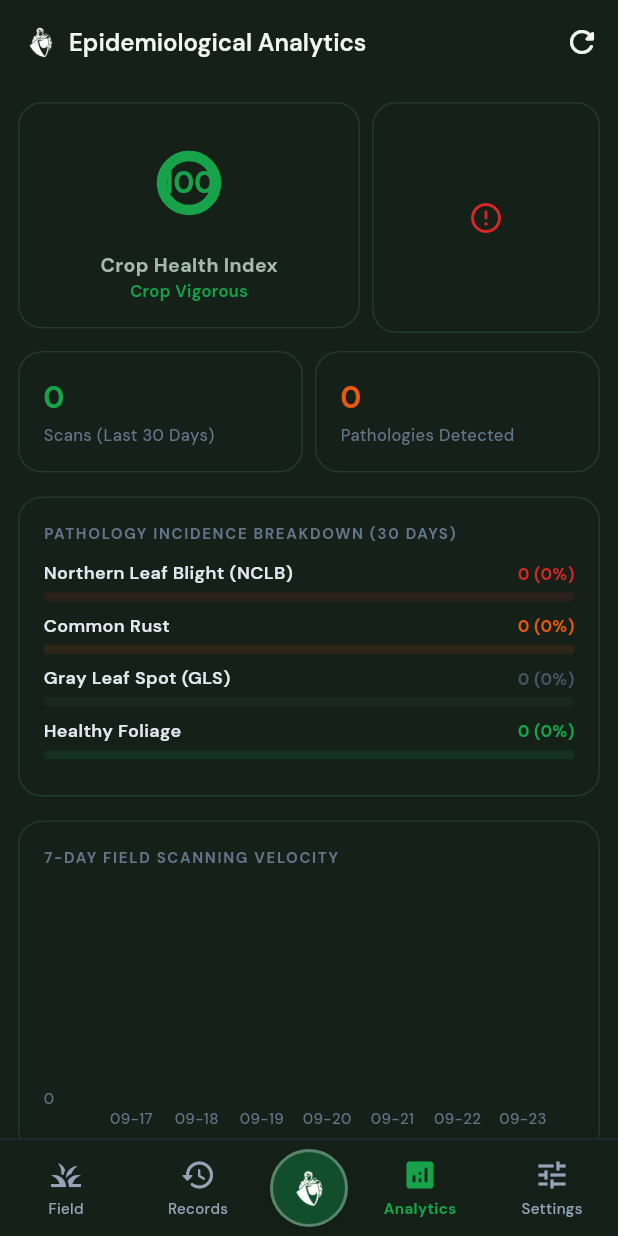
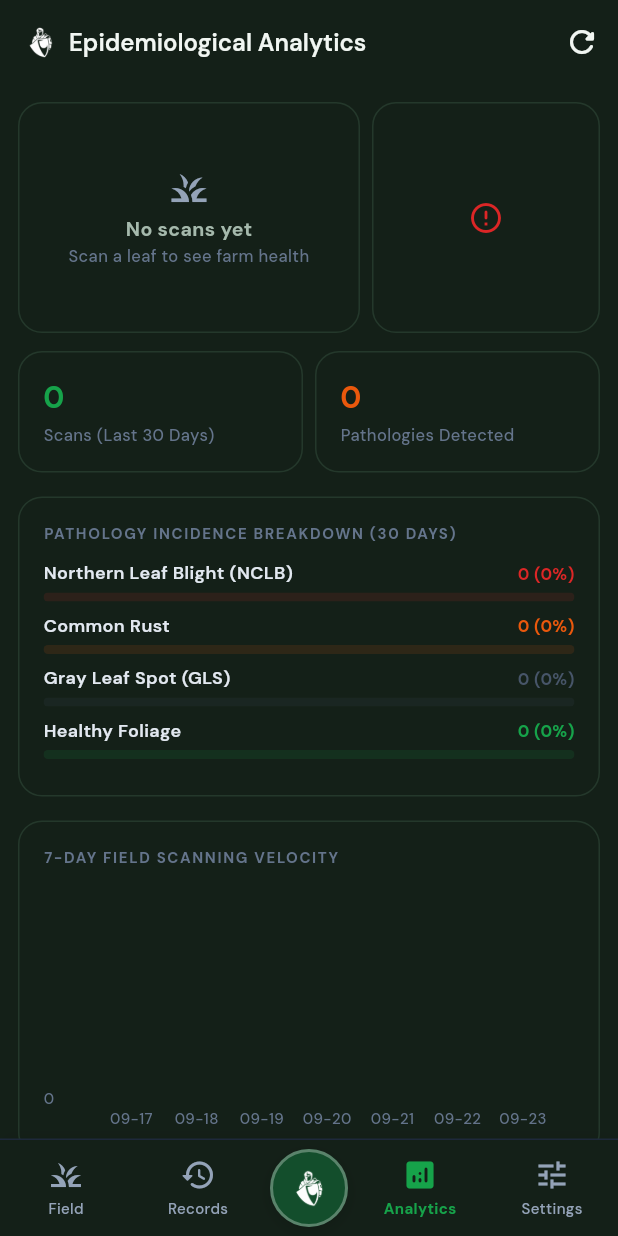
Before and after one commit to ahmaddev-codex/maize-disease-detection, a Flutter app: the screen it shows after launch, after a tap on "Detailed Analytics →", on a phone screen of 412 x 824 dp. Run offline on Flutter 3.47's test engine with Material 3 defaults, Android fonts, the phone set to English and light mode, and no system bars; drawn by our look-alikes of fl_chart; our stand-ins replace audioplayers, camera, flutter_map, flutter_riverpod, flutter_secure_storage, flutter_tts and 7 more; missing offline and left inert: google_mlkit_text_recognition, tflite_flutter; accounts and stored records are empty; statements that could not run were skipped.

Commit message:
fix(mobile): count farm stats by class id so the dashboard is correct (T16)
The dashboard looked up counts by short class name ('NCLB', 'Rust', 'GLS')
while the database stores the full disease name, so every disease bar showed 0
and only Healthy ever appeared. Counting now happens by class_id in a shared
FarmStats used by both Home and the dashboard, so they cannot disagree.

An empty farm reports no health score instead of 100% 'Crop Vigorous', and the
7-day chart buckets scans by local day rather than UTC. Adds database tests
using an in-memory sqflite (sqflite_common_ffi dev dependency).

```diff
--- /dev/null
+++ b/mobile/lib/models/farm_stats.dart
@@ -0,0 +1,21 @@
+/// Class id of the Healthy class (see constants/diseases.dart).
+const int kHealthyClassId = 3;
+
+/// Scan counts per disease class over a window, shared by Home and the dashboard
+/// so both always report the same numbers for the same period.
+class FarmStats {
+  const FarmStats({required this.days, required this.countsByClass});
+
+  final int days;
+  final Map<int, int> countsByClass;
+
+  int get total => countsByClass.values.fold(0, (sum, count) => sum + count);
+  int countFor(int classId) => countsByClass[classId] ?? 0;
+  double shareOf(int classId) => total == 0 ? 0 : countFor(classId) / total;
+
+  int get healthy => countFor(kHealthyClassId);
+  int get diseased => total - healthy;
+
+  /// Null when there are no scans, so the UI shows an empty state instead of 100%.
+  double? get healthRate => total == 0 ? null : healthy / total;
+}
--- a/mobile/lib/providers/app_provider.dart
+++ b/mobile/lib/providers/app_provider.dart
@@ -4,6 +4,7 @@ import 'package:flutter_riverpod/flutter_riverpod.dart';
 import 'package:flutter_secure_storage/flutter_secure_storage.dart';
 import 'package:shared_preferences/shared_preferences.dart';
 import '../config/app_env.dart';
+import '../models/farm_stats.dart';
 import '../models/scan_record.dart';
 import '../services/database_service.dart';
 import 'service_providers.dart';
@@ -256,6 +257,12 @@ class DisplayLanguageNotifier extends StateNotifier<DisplayLanguage> {
   }
 }
 
+// ── Farm statistics (Home and the dashboard share one source) ─────────────────
+final farmStatsProvider = FutureProvider.family<FarmStats, int>((ref, days) async {
+  ref.watch(scanListProvider); // recompute after a scan, delete or clear
+  return ref.watch(databaseServiceProvider).farmStats(days: days);
+});
+
 // ── Health trend (delta health rate: >0.1 improving, <-0.1 worsening) ─────────
 final healthTrendProvider = FutureProvider<double>((ref) async {
   ref.watch(scanListProvider);
--- a/mobile/lib/screens/dashboard_screen.dart
+++ b/mobile/lib/screens/dashboard_screen.dart
@@ -3,8 +3,9 @@ import 'package:flutter/material.dart';
 import 'package:flutter_riverpod/flutter_riverpod.dart';
 import 'package:intl/intl.dart';
 import '../design_system/design_system.dart';
+import '../models/farm_stats.dart';
 import '../providers/app_provider.dart';
-import '../services/database_service.dart';
+import '../providers/service_providers.dart';
 
 class DashboardScreen extends ConsumerStatefulWidget {
   const DashboardScreen({super.key});
@@ -13,7 +14,7 @@ class DashboardScreen extends ConsumerStatefulWidget {
 }
 
 class _DashboardScreenState extends ConsumerState<DashboardScreen> {
-  Map<String, int> _classCounts = {};
+  FarmStats _stats = const FarmStats(days: 30, countsByClass: {});
   Map<String, int> _dailyCounts = {};
   bool _loading = true;
 
@@ -25,22 +26,17 @@ class _DashboardScreenState extends ConsumerState<DashboardScreen> {
 
   Future<void> _load() async {
     if (mounted) setState(() => _loading = true);
-    final results = await Future.wait([
-      DatabaseService.instance.getClassCounts(days: 30),
-      DatabaseService.instance.getDailyScans(days: 7),
-    ]);
+    final db = ref.read(databaseServiceProvider);
+    final stats = await db.farmStats(days: 30);
+    final daily = await db.getDailyScans(days: 7);
     if (mounted) {
       setState(() {
-        _classCounts = results[0];
-        _dailyCounts = results[1];
+        _stats = stats;
+        _dailyCounts = daily;
         _loading = false;
       });
     }
   }
-
-  int get _total => _classCounts.values.fold(0, (a, b) => a + b);
-  int get _healthy => _classCounts['Healthy'] ?? 0;
-  double get _healthScore => _total == 0 ? 100 : (_healthy / _total * 100);
 
   @override
   Widget build(BuildContext context) {
@@ -80,7 +76,7 @@ class _DashboardScreenState extends ConsumerState<DashboardScreen> {
                     children: [
                       Expanded(
                         flex: 3,
-                        child: _HealthScoreCard(score: _healthScore, total: _total),
+                        child: _HealthScoreCard(rate: _stats.healthRate, total: _stats.total),
                       ),
                       const SizedBox(width: AppSpacing.sm),
                       Expanded(
@@ -119,7 +115,7 @@ class _DashboardScreenState extends ConsumerState<DashboardScreen> {
                             crossAxisAlignment: CrossAxisAlignment.start,
                             children: [
                               Text(
-                                '$_total',
+                                '${_stats.total}',
                                 style: AppTypography.h2.copyWith(color: AppColors.emeraldBase),
                               ),
                               const SizedBox(height: 2),
@@ -138,7 +134,7 @@ class _DashboardScreenState extends ConsumerState<DashboardScreen> {
                             crossAxisAlignment: CrossAxisAlignment.start,
                             children: [
                               Text(
-                                '${_total - _healthy}',
+                                '${_stats.diseased}',
                                 style: AppTypography.h2.copyWith(color: AppColors.rust),
                               ),
                               const SizedBox(height: 2),
@@ -169,13 +165,13 @@ class _DashboardScreenState extends ConsumerState<DashboardScreen> {
                         ),
                         const SizedBox(height: AppSpacing.md),
                         ...[
-                          ('Northern Leaf Blight (NCLB)', 'NCLB', AppColors.nclb),
-                          ('Common Rust', 'Rust', AppColors.rust),
-                          ('Gray Leaf Spot (GLS)', 'GLS', AppColors.gls),
-                          ('Healthy Foliage', 'Healthy', AppColors.healthy),
+                          ('Northern Leaf Blight (NCLB)', 0, AppColors.nclb),
+                          ('Common Rust', 1, AppColors.rust),
+                          ('Gray Leaf Spot (GLS)', 2, AppColors.gls),
+                          ('Healthy Foliage', kHealthyClassId, AppColors.healthy),
                         ].map((item) {
-                          final count = _classCounts[item.$2] ?? 0;
-                          final pct = _total > 0 ? count / _total : 0.0;
+                          final count = _stats.countFor(item.$2);
+                          final pct = _stats.shareOf(item.$2);
                           final color = item.$3;
 
                           return Padding(
@@ -341,12 +337,35 @@ class _DashboardScreenState extends ConsumerState<DashboardScreen> {
 }
 
 class _HealthScoreCard extends StatelessWidget {
-  final double score;
+  /// Null when nothing has been scanned yet — showing 100% would be a lie.
+  final double? rate;
   final int total;
-  const _HealthScoreCard({required this.score, required this.total});
+  const _HealthScoreCard({required this.rate, required this.total});
 
   @override
   Widget build(BuildContext context) {
+    if (rate == null) {
+      return AppCard(
+        child: SizedBox(
+          height: 120,
+          child: Column(
+            mainAxisAlignment: MainAxisAlignment.center,
+            children: [
+              const Icon(Icons.grass_outlined, size: 28, color: AppColors.charcoal400),
+              const SizedBox(height: AppSpacing.xs),
+              Text('No scans yet', style: AppTypography.h3.copyWith(fontSize: 13)),
+              Text(
+                'Scan a leaf to see farm health',
+                textAlign: TextAlign.center,
+                style: AppTypography.caption.copyWith(color: AppColors.charcoal500),
+              ),
+            ],
+          ),
+        ),
+      );
+    }
+
+    final score = rate! * 100;
     final color = score >= 70
         ? AppColors.healthy
         : (score >= 40 ? AppColors.warning : AppColors.danger);
--- a/mobile/lib/screens/home_screen.dart
+++ b/mobile/lib/screens/home_screen.dart
@@ -90,10 +90,11 @@ class _HomeScreenState extends ConsumerState<HomeScreen> {
     final isDark  = Theme.of(context).brightness == Brightness.dark;
     final recent  = scans.take(5).toList();
 
-    final total      = scans.length;
-    final healthy    = scans.where((s) => s.classId == 3).length;
-    final healthPct  = total == 0 ? 100 : (healthy / total * 100).round();
-    final diseased   = total - healthy;
+    // Same source and window as the dashboard, so the two always agree (T16).
+    final stats      = ref.watch(farmStatsProvider(30)).valueOrNull;
+    final total      = stats?.total ?? 0;
+    final diseased   = stats?.diseased ?? 0;
+    final healthRate = stats?.healthRate;
 
     return Scaffold(
       backgroundColor: isDark ? AppColors.surfaceDark : AppColors.surface,
@@ -314,7 +315,7 @@ class _HomeScreenState extends ConsumerState<HomeScreen> {
                           crossAxisAlignment: CrossAxisAlignment.start,
                           children: [
                             Text('$total', style: AppTypography.h2),
-                            Text('Total Scans', style: AppTypography.caption.copyWith(color: AppColors.charcoal500)),
+                            Text('Scans (30 days)', style: AppTypography.caption.copyWith(color: AppColors.charcoal500)),
                           ],
                         ),
                       ),
@@ -326,7 +327,7 @@ class _HomeScreenState extends ConsumerState<HomeScreen> {
                           crossAxisAlignment: CrossAxisAlignment.start,
                           children: [
                             Text(
-                              '$healthPct%',
+                              healthRate == null ? '—' : '${(healthRate * 100).round()}%',
                               style: AppTypography.h2.copyWith(color: AppColors.healthy),
                             ),
                             Text('Healthy Rate', style: AppTypography.caption.copyWith(color: AppColors.charcoal500)),
--- a/mobile/lib/services/database_service.dart
+++ b/mobile/lib/services/database_service.dart
@@ -1,5 +1,7 @@
+import 'package:flutter/foundation.dart';
 import 'package:sqflite/sqflite.dart';
 import 'package:path/path.dart';
+import '../models/farm_stats.dart';
 import '../models/scan_record.dart';
 
 class DatabaseService {
@@ -8,10 +10,14 @@ class DatabaseService {
 
   Database? _db;
 
-  Future<void> init() async {
-    final dbPath = await getDatabasesPath();
+  /// Lets tests run against an in-memory database.
+  @visibleForTesting
+  factory DatabaseService.forTesting() => DatabaseService._();
+
+  Future<void> init({String? path}) async {
+    final dbPath = path ?? join(await getDatabasesPath(), 'maizeguard.db');
     _db = await openDatabase(
-      join(dbPath, 'maizeguard.db'),
+      dbPath,
       version: 2,
       onCreate: (db, _) async {
         await db.execute('''
@@ -43,6 +49,13 @@ class DatabaseService {
         }
       },
     );
+  }
+
+  /// Closes the database so each test starts from a clean in-memory instance.
+  @visibleForTesting
+  Future<void> close() async {
+    await _db?.close();
+    _db = null;
   }
 
   Database get _database {
@@ -111,32 +124,47 @@ class DatabaseService {
     );
   }
 
-  Future<Map<String, int>> getClassCounts({int days = 30}) async {
+  /// Scan counts per class over the last [days]. Grouped by class_id: grouping
+  /// by class_name made the dashboard read 0 for every disease (T16).
+  Future<FarmStats> farmStats({int days = 30}) async {
     final since = DateTime.now().toUtc().subtract(Duration(days: days)).toIso8601String();
     final rows = await _database.rawQuery('''
-      SELECT class_name, COUNT(*) as cnt
+      SELECT class_id, COUNT(*) as cnt
       FROM scan_records
       WHERE scanned_at >= ?
-      GROUP BY class_name
+      GROUP BY class_id
     ''', [since]);
-    return {for (final r in rows) r['class_name'] as String: r['cnt'] as int};
+    return FarmStats(
+      days: days,
+      countsByClass: {for (final r in rows) r['class_id'] as int: r['cnt'] as int},
+    );
   }
 
   Future<void> clearAll() async {
     await _database.delete('scan_records');
   }
 
-  // Returns scan count per day for the last [days] days (for the bar chart)
+  // Scan count per *local* day for the last [days] days (for the bar chart).
+  // Timestamps are stored in UTC, so a 00:30 scan in Lagos belongs to that day
+  // locally, not the day before (T16/T17).
   Future<Map<String, int>> getDailyScans({int days = 7}) async {
     final since = DateTime.now().toUtc().subtract(Duration(days: days)).toIso8601String();
-    final rows = await _database.rawQuery('''
-      SELECT substr(scanned_at, 1, 10) as day, COUNT(*) as cnt
-      FROM scan_records
-      WHERE scanned_at >= ?
-      GROUP BY day
-      ORDER BY day ASC
-    ''', [since]);
-    return {for (final r in rows) r['day'] as String: r['cnt'] as int};
+    final rows = await _database.query(
+      'scan_records',
+      columns: ['scanned_at'],
+      where: 'scanned_at >= ?',
+      whereArgs: [since],
+    );
+
+    final counts = <String, int>{};
+    for (final row in rows) {
+      final local = DateTime.parse(row['scanned_at'] as String).toLocal();
+      final key = '${local.year.toString().padLeft(4, '0')}-'
+          '${local.month.toString().padLeft(2, '0')}-'
+          '${local.day.toString().padLeft(2, '0')}';
+      counts[key] = (counts[key] ?? 0) + 1;
+    }
+    return counts;
   }
 
   // Returns health rate change: positive = improving, negative = worsening.
--- a/mobile/pubspec.yaml
+++ b/mobile/pubspec.yaml
@@ -61,6 +61,7 @@ dev_dependencies:
   flutter_test:
     sdk: flutter
   flutter_lints: ^4.0.0
+  sqflite_common_ffi: ^2.4.0+3
 
 dependency_overrides:
   path_provider_foundation: 2.4.4
```
Also changed, not shown: mobile/pubspec.lock, 2 other files.
